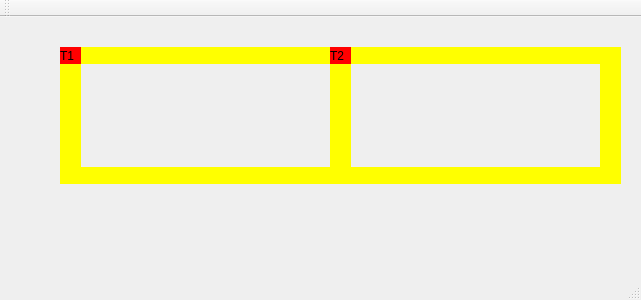
Qt form Trem_-_Codigo_Fonte/Código QT5 Ubuntu - Trem/mainwindow.ui (gustavossobral/trem-so) before a commit.
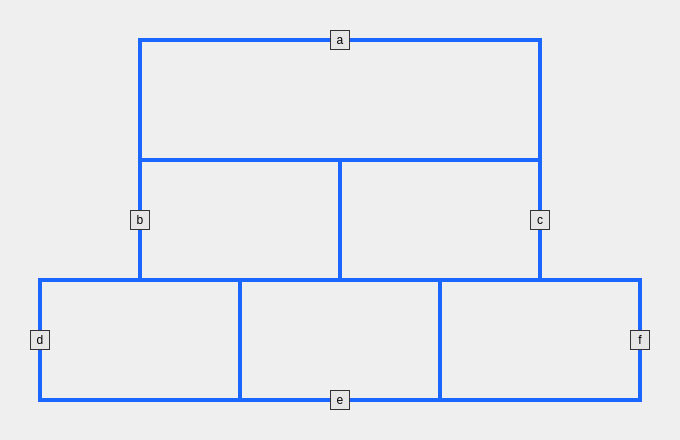
The same form after that commit.

The edit to the form file:
```diff
--- a/Trem_-_Codigo_Fonte/Código QT5 Ubuntu - Trem/mainwindow.ui
+++ b/Trem_-_Codigo_Fonte/Código QT5 Ubuntu - Trem/mainwindow.ui
@@ -6,8 +6,8 @@
    <rect>
     <x>0</x>
     <y>0</y>
-    <width>641</width>
-    <height>300</height>
+    <width>680</width>
+    <height>440</height>
    </rect>
   </property>
   <property name="windowTitle">
@@ -17,30 +17,30 @@
    <widget class="QLabel" name="label_trem1">
     <property name="geometry">
      <rect>
-      <x>60</x>
-      <y>30</y>
-      <width>21</width>
-      <height>17</height>
+      <x>138</x>
+      <y>38</y>
+      <width>404</width>
+      <height>124</height>
      </rect>
     </property>
     <property name="styleSheet">
-     <string notr="true">QLabel { background: red}</string>
+     <string notr="true">QLabel { border: 4px solid #1a66ff; }</string>
     </property>
     <property name="text">
-     <string>T1</string>
+     <string/>
     </property>
    </widget>
    <widget class="QLabel" name="label_trilho1">
     <property name="geometry">
      <rect>
-      <x>80</x>
-      <y>30</y>
-      <width>250</width>
-      <height>17</height>
+      <x>138</x>
+      <y>158</y>
+      <width>204</width>
+      <height>124</height>
      </rect>
     </property>
     <property name="styleSheet">
-     <string notr="true">QLabel { background: yellow}</string>
+     <string notr="true">QLabel { border: 4px solid #1a66ff; }</string>
     </property>
     <property name="text">
      <string/>
@@ -49,14 +49,14 @@
    <widget class="QLabel" name="label_trilho2">
     <property name="geometry">
      <rect>
-      <x>80</x>
-      <y>150</y>
-      <width>250</width>
-      <height>17</height>
+      <x>338</x>
+      <y>158</y>
+      <width>204</width>
+      <height>124</height>
      </rect>
     </property>
     <property name="styleSheet">
-     <string notr="true">QLabel { background: yellow}</string>
+     <string notr="true">QLabel { border: 4px solid #1a66ff; }</string>
     </property>
     <property name="text">
      <string/>
@@ -65,14 +65,14 @@
    <widget class="QLabel" name="label_trilho3">
     <property name="geometry">
      <rect>
-      <x>330</x>
-      <y>30</y>
-      <width>21</width>
-      <height>137</height>
+      <x>38</x>
+      <y>278</y>
+      <width>204</width>
+      <height>124</height>
      </rect>
     </property>
     <property name="styleSheet">
-     <string notr="true">QLabel { background: yellow}</string>
+     <string notr="true">QLabel { border: 4px solid #1a66ff; }</string>
     </property>
     <property name="text">
      <string/>
@@ -81,14 +81,14 @@
    <widget class="QLabel" name="label_trilho4">
     <property name="geometry">
      <rect>
-      <x>60</x>
-      <y>30</y>
-      <width>21</width>
-      <height>137</height>
+      <x>238</x>
+      <y>278</y>
+      <width>204</width>
+      <height>124</height>
      </rect>
     </property>
     <property name="styleSheet">
-     <string notr="true">QLabel { background: yellow}</string>
+     <string notr="true">QLabel { border: 4px solid #1a66ff; }</string>
     </property>
     <property name="text">
      <string/>
@@ -97,14 +97,14 @@
    <widget class="QLabel" name="label_trilho4_2">
     <property name="geometry">
      <rect>
-      <x>600</x>
-      <y>30</y>
-      <width>21</width>
-      <height>137</height>
+      <x>438</x>
+      <y>278</y>
+      <width>204</width>
+      <height>124</height>
      </rect>
     </property>
     <property name="styleSheet">
-     <string notr="true">QLabel { background: yellow}</string>
+     <string notr="true">QLabel { border: 4px solid #1a66ff; }</string>
     </property>
     <property name="text">
      <string/>
@@ -113,80 +113,118 @@
    <widget class="QLabel" name="label_trilho1_2">
     <property name="geometry">
      <rect>
-      <x>350</x>
+      <x>330</x>
       <y>30</y>
-      <width>250</width>
-      <height>17</height>
+      <width>20</width>
+      <height>20</height>
      </rect>
     </property>
     <property name="styleSheet">
-     <string notr="true">QLabel { background: yellow}</string>
+     <string notr="true">QLabel { background: #e6e6e6; border: 1px solid #333333; }</string>
     </property>
     <property name="text">
-     <string/>
+     <string>a</string>
     </property>
+    <property name="alignment">
+     <set>Qt::AlignCenter</set>
+    </property>
    </widget>
    <widget class="QLabel" name="label_trilho2_2">
     <property name="geometry">
      <rect>
-      <x>350</x>
-      <y>150</y>
-      <width>250</width>
-      <height>17</height>
+      <x>130</x>
+      <y>210</y>
+      <width>20</width>
+      <height>20</height>
      </rect>
     </property>
     <property name="styleSheet">
-     <string notr="true">QLabel { background: yellow}</string>
+     <string notr="true">QLabel { background: #e6e6e6; border: 1px solid #333333; }</string>
     </property>
     <property name="text">
-     <string/>
+     <string>b</string>
     </property>
+    <property name="alignment">
+     <set>Qt::AlignCenter</set>
+    </property>
    </widget>
    <widget class="QLabel" name="label_trem2">
     <property name="geometry">
      <rect>
+      <x>530</x>
+      <y>210</y>
+      <width>20</width>
+      <height>20</height>
+     </rect>
+    </property>
+    <property name="styleSheet">
+     <string notr="true">QLabel { background: #e6e6e6; border: 1px solid #333333; }</string>
+    </property>
+    <property name="text">
+     <string>c</string>
+    </property>
+    <property name="alignment">
+     <set>Qt::AlignCenter</set>
+    </property>
+   </widget>
+   <widget class="QLabel" name="tremD">
+    <property name="geometry">
+     <rect>
+      <x>30</x>
+      <y>330</y>
+      <width>20</width>
+      <height>20</height>
+     </rect>
+    </property>
+    <property name="styleSheet">
+     <string notr="true">QLabel { background: #e6e6e6; border: 1px solid #333333; }</string>
+    </property>
+    <property name="text">
+     <string>d</string>
+    </property>
+    <property name="alignment">
+     <set>Qt::AlignCenter</set>
+    </property>
+   </widget>
+   <widget class="QLabel" name="tremE">
+    <property name="geometry">
+     <rect>
       <x>330</x>
-      <y>30</y>
-      <width>21</width>
-      <height>17</height>
+      <y>390</y>
+      <width>20</width>
+      <height>20</height>
      </rect>
     </property>
     <property name="styleSheet">
-     <string notr="true">QLabel { background: red}</string>
+     <string notr="true">QLabel { background: #e6e6e6; border: 1px solid #333333; }</string>
     </property>
     <property name="text">
-     <string>T2</string>
+     <string>e</string>
     </property>
+    <property name="alignment">
+     <set>Qt::AlignCenter</set>
+    </property>
    </widget>
-   <zorder>label_trilho1</zorder>
-   <zorder>label_trilho2</zorder>
-   <zorder>label_trilho3</zorder>
-   <zorder>label_trilho4</zorder>
-   <zorder>label_trem1</zorder>
-   <zorder>label_trilho4_2</zorder>
-   <zorder>label_trilho1_2</zorder>
-   <zorder>label_trilho2_2</zorder>
-   <zorder>label_trem2</zorder>
+   <widget class="QLabel" name="tremF">
+    <property name="geometry">
+     <rect>
+      <x>630</x>
+      <y>330</y>
+      <width>20</width>
+      <height>20</height>
+     </rect>
+    </property>
+    <property name="styleSheet">
+     <string notr="true">QLabel { background: #e6e6e6; border: 1px solid #333333; }</string>
+    </property>
+    <property name="text">
+     <string>f</string>
+    </property>
+    <property name="alignment">
+     <set>Qt::AlignCenter</set>
+    </property>
+   </widget>
   </widget>
-  <widget class="QMenuBar" name="menuBar">
-   <property name="geometry">
-    <rect>
-     <x>0</x>
-     <y>0</y>
-     <width>641</width>
-     <height>22</height>
-    </rect>
-   </property>
-  </widget>
-  <widget class="QToolBar" name="mainToolBar">
-   <attribute name="toolBarArea">
-    <enum>TopToolBarArea</enum>
-   </attribute>
-   <attribute name="toolBarBreak">
-    <bool>false</bool>
-   </attribute>
-  </widget>
-  <widget class="QStatusBar" name="statusBar"/>
  </widget>
  <layoutdefault spacing="6" margin="11"/>
  <resources/>
```
Left out of the diff: 20 changed lines with no effect on the pictures.
